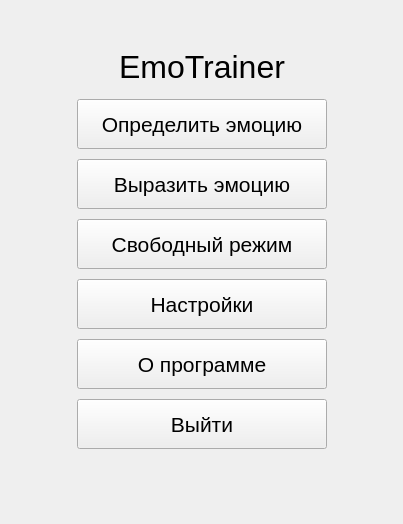
This is templates_ui/menuWidget.ui in s4lat/emotion_classification as Qt 5 draws it before an edit. The edited form follows.
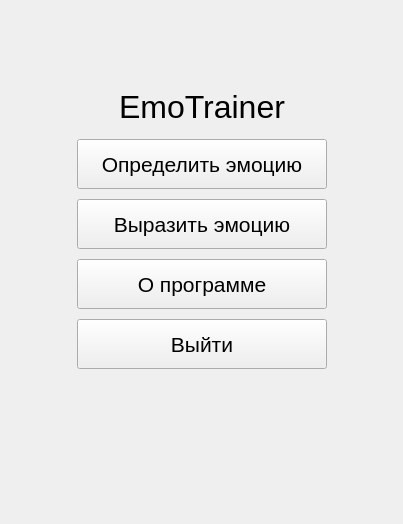
This is the edited form.

```diff
--- a/templates_ui/menuWidget.ui
+++ b/templates_ui/menuWidget.ui
@@ -150,39 +150,6 @@
        </property>
       </widget>
      </item>
-     <item>
-      <widget class="QPushButton" name="exprBtn">
-       <property name="enabled">
-        <bool>true</bool>
-       </property>
-       <property name="sizePolicy">
-        <sizepolicy hsizetype="Maximum" vsizetype="Maximum">
-         <horstretch>0</horstretch>
-         <verstretch>0</verstretch>
-        </sizepolicy>
-       </property>
-       <property name="minimumSize">
-        <size>
-         <width>250</width>
-         <height>50</height>
-        </size>
-       </property>
-       <property name="maximumSize">
-        <size>
-         <width>250</width>
-         <height>50</height>
-        </size>
-       </property>
-       <property name="font">
-        <font>
-         <pointsize>16</pointsize>
-        </font>
-       </property>
-       <property name="text">
-        <string>Выразить эмоцию</string>
-       </property>
-      </widget>
-     </item>
      <item>
       <widget class="QPushButton" name="freeBtn">
        <property name="enabled">
@@ -212,40 +179,7 @@
         </font>
        </property>
        <property name="text">
-        <string>Свободный режим</string>
-       </property>
-      </widget>
-     </item>
-     <item>
-      <widget class="QPushButton" name="settingsBtn">
-       <property name="enabled">
-        <bool>true</bool>
-       </property>
-       <property name="sizePolicy">
-        <sizepolicy hsizetype="Maximum" vsizetype="Maximum">
-         <horstretch>0</horstretch>
-         <verstretch>0</verstretch>
-        </sizepolicy>
-       </property>
-       <property name="minimumSize">
-        <size>
-         <width>250</width>
-         <height>50</height>
-        </size>
-       </property>
-       <property name="maximumSize">
-        <size>
-         <width>250</width>
-         <height>50</height>
-        </size>
-       </property>
-       <property name="font">
-        <font>
-         <pointsize>16</pointsize>
-        </font>
-       </property>
-       <property name="text">
-        <string>Настройки</string>
+        <string>Выразить эмоцию</string>
        </property>
       </widget>
      </item>
```
